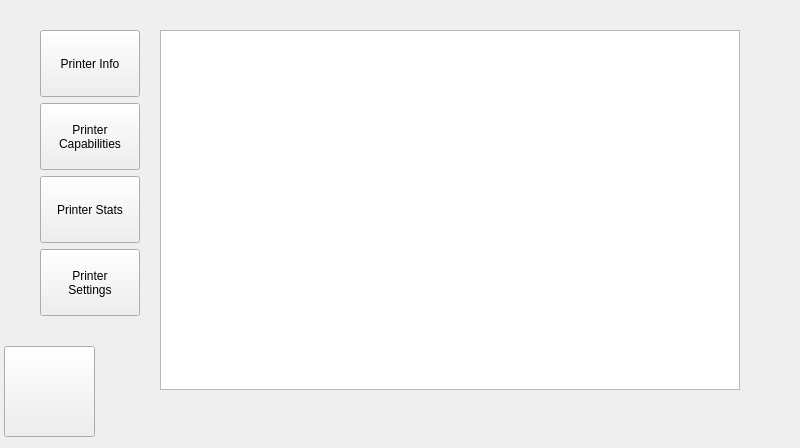
First picture: the form in ClientApp/qt/infopage_qt.ui, repository re3Dprinting/touchscreen, before the edit.
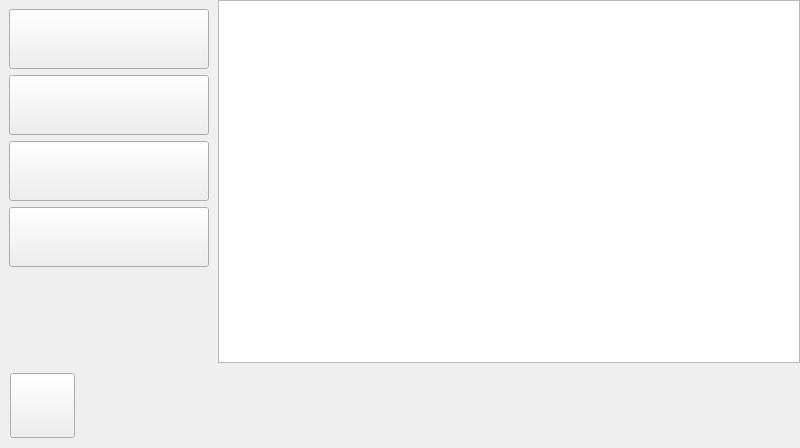
Second picture: the form after the edit. Icons and pictures are not drawn.

Commit message: Styled Scroll Bar added to Settings Page Kinetic Scrolling added to tableview QSS Stylesheet commented Serial Page overhauled Duex Page overhauled Debug Page overhauled

```diff
--- a/ClientApp/qt/infopage_qt.ui
+++ b/ClientApp/qt/infopage_qt.ui
@@ -1,7 +1,7 @@
 <?xml version="1.0" encoding="UTF-8"?>
 <ui version="4.0">
  <class>InfoPage</class>
- <widget class="QDialog" name="InfoPage">
+ <widget class="QWidget" name="InfoPage">
   <property name="geometry">
    <rect>
     <x>0</x>
@@ -19,70 +19,10 @@
   <property name="windowTitle">
    <string>ControlWindow</string>
   </property>
-  <widget class="QPushButton" name="Back">
-   <property name="geometry">
-    <rect>
-     <x>4</x>
-     <y>346</y>
-     <width>91</width>
-     <height>91</height>
-    </rect>
+  <layout class="QVBoxLayout" name="verticalLayout">
+   <property name="spacing">
+    <number>0</number>
    </property>
-   <property name="maximumSize">
-    <size>
-     <width>100</width>
-     <height>100</height>
-    </size>
-   </property>
-   <property name="focusPolicy">
-    <enum>Qt::NoFocus</enum>
-   </property>
-   <property name="text">
-    <string/>
-   </property>
-   <property name="icon">
-    <iconset>
-     <normaloff>img/back.png</normaloff>img/back.png</iconset>
-   </property>
-   <property name="iconSize">
-    <size>
-     <width>100</width>
-     <height>100</height>
-    </size>
-   </property>
-  </widget>
-  <widget class="QTextEdit" name="w_message_text">
-   <property name="geometry">
-    <rect>
-     <x>160</x>
-     <y>30</y>
-     <width>580</width>
-     <height>360</height>
-    </rect>
-   </property>
-   <property name="sizePolicy">
-    <sizepolicy hsizetype="Fixed" vsizetype="Expanding">
-     <horstretch>0</horstretch>
-     <verstretch>0</verstretch>
-    </sizepolicy>
-   </property>
-   <property name="maximumSize">
-    <size>
-     <width>115200</width>
-     <height>1000</height>
-    </size>
-   </property>
-  </widget>
-  <widget class="QWidget" name="widget" native="true">
-   <property name="geometry">
-    <rect>
-     <x>40</x>
-     <y>30</y>
-     <width>112</width>
-     <height>286</height>
-    </rect>
-   </property>
-   <layout class="QVBoxLayout" name="verticalLayout_2">
     <property name="leftMargin">
      <number>0</number>
     </property>
@@ -94,75 +34,284 @@
     </property>
     <property name="bottomMargin">
      <number>0</number>
+   </property>
+   <item>
+    <layout class="QHBoxLayout" name="horizontalLayout">
+     <item>
+      <widget class="QWidget" name="LeftBar" native="true">
+       <layout class="QVBoxLayout" name="verticalLayout_7">
+        <property name="spacing">
+         <number>6</number>
+        </property>
+        <property name="bottomMargin">
+         <number>9</number>
     </property>
     <item>
      <widget class="QPushButton" name="w_pushbutton_info">
+          <property name="sizePolicy">
+           <sizepolicy hsizetype="Preferred" vsizetype="Maximum">
+            <horstretch>0</horstretch>
+            <verstretch>0</verstretch>
+           </sizepolicy>
+          </property>
+          <property name="minimumSize">
+           <size>
+            <width>160</width>
+            <height>60</height>
+           </size>
+          </property>
       <property name="maximumSize">
        <size>
-        <width>100</width>
-        <height>100</height>
-       </size>
-      </property>
-      <property name="focusPolicy">
-       <enum>Qt::NoFocus</enum>
-      </property>
+            <width>16777215</width>
+            <height>16777215</height>
+           </size>
+          </property>
       <property name="text">
-       <string>Printer Info</string>
+           <string/>
+          </property>
+          <property name="icon">
+           <iconset resource="img.qrc">
+            <normaloff>:/img/img/Gigabot.png</normaloff>:/img/img/Gigabot.png</iconset>
+          </property>
+          <property name="iconSize">
+           <size>
+            <width>160</width>
+            <height>40</height>
+           </size>
       </property>
      </widget>
     </item>
     <item>
      <widget class="QPushButton" name="w_pushbutton_capabilities">
+          <property name="sizePolicy">
+           <sizepolicy hsizetype="Preferred" vsizetype="Maximum">
+            <horstretch>0</horstretch>
+            <verstretch>0</verstretch>
+           </sizepolicy>
+          </property>
+          <property name="minimumSize">
+           <size>
+            <width>160</width>
+            <height>60</height>
+           </size>
+          </property>
       <property name="maximumSize">
        <size>
-        <width>100</width>
-        <height>100</height>
-       </size>
-      </property>
-      <property name="focusPolicy">
-       <enum>Qt::NoFocus</enum>
-      </property>
+            <width>16777215</width>
+            <height>16777215</height>
+           </size>
+          </property>
       <property name="text">
-       <string>Printer
-Capabilities</string>
+           <string/>
+          </property>
+          <property name="icon">
+           <iconset resource="img.qrc">
+            <normaloff>:/img/img/Capabilities.png</normaloff>:/img/img/Capabilities.png</iconset>
+          </property>
+          <property name="iconSize">
+           <size>
+            <width>160</width>
+            <height>40</height>
+           </size>
       </property>
      </widget>
     </item>
     <item>
      <widget class="QPushButton" name="w_pushbutton_stats">
+          <property name="sizePolicy">
+           <sizepolicy hsizetype="Preferred" vsizetype="Maximum">
+            <horstretch>0</horstretch>
+            <verstretch>0</verstretch>
+           </sizepolicy>
+          </property>
+          <property name="minimumSize">
+           <size>
+            <width>160</width>
+            <height>60</height>
+           </size>
+          </property>
       <property name="maximumSize">
        <size>
-        <width>100</width>
-        <height>100</height>
-       </size>
-      </property>
-      <property name="focusPolicy">
-       <enum>Qt::NoFocus</enum>
-      </property>
+            <width>16777215</width>
+            <height>16777215</height>
+           </size>
+          </property>
       <property name="text">
-       <string>Printer Stats</string>
+           <string/>
+          </property>
+          <property name="icon">
+           <iconset resource="img.qrc">
+            <normaloff>:/img/img/Stats.png</normaloff>:/img/img/Stats.png</iconset>
+          </property>
+          <property name="iconSize">
+           <size>
+            <width>160</width>
+            <height>40</height>
+           </size>
       </property>
      </widget>
     </item>
     <item>
      <widget class="QPushButton" name="w_pushbutton_settings">
+          <property name="sizePolicy">
+           <sizepolicy hsizetype="Preferred" vsizetype="Maximum">
+            <horstretch>0</horstretch>
+            <verstretch>0</verstretch>
+           </sizepolicy>
+          </property>
+          <property name="minimumSize">
+           <size>
+            <width>160</width>
+            <height>60</height>
+           </size>
+          </property>
       <property name="maximumSize">
        <size>
-        <width>100</width>
-        <height>100</height>
+            <width>16777215</width>
+            <height>16777215</height>
+           </size>
+          </property>
+          <property name="text">
+           <string/>
+          </property>
+          <property name="icon">
+           <iconset resource="img.qrc">
+            <normaloff>:/img/img/Settings.png</normaloff>:/img/img/Settings.png</iconset>
+          </property>
+          <property name="iconSize">
+           <size>
+            <width>160</width>
+            <height>40</height>
+           </size>
+          </property>
+         </widget>
+        </item>
+        <item>
+         <spacer name="verticalSpacer_2">
+          <property name="orientation">
+           <enum>Qt::Vertical</enum>
+          </property>
+          <property name="sizeHint" stdset="0">
+           <size>
+            <width>20</width>
+            <height>40</height>
+           </size>
+          </property>
+         </spacer>
+        </item>
+        <item>
+         <spacer name="horizontalSpacer_3">
+          <property name="orientation">
+           <enum>Qt::Horizontal</enum>
+          </property>
+          <property name="sizeType">
+           <enum>QSizePolicy::Fixed</enum>
+          </property>
+          <property name="sizeHint" stdset="0">
+           <size>
+            <width>200</width>
+            <height>20</height>
+           </size>
+          </property>
+         </spacer>
+        </item>
+       </layout>
+      </widget>
+     </item>
+     <item>
+      <widget class="QTextEdit" name="w_message_text">
+       <property name="sizePolicy">
+        <sizepolicy hsizetype="Expanding" vsizetype="Expanding">
+         <horstretch>0</horstretch>
+         <verstretch>0</verstretch>
+        </sizepolicy>
+       </property>
+       <property name="maximumSize">
+        <size>
+         <width>115200</width>
+         <height>1000</height>
+        </size>
+       </property>
+      </widget>
+     </item>
+    </layout>
+   </item>
+   <item>
+    <widget class="QWidget" name="BottomBar" native="true">
+     <layout class="QHBoxLayout" name="horizontalLayout_2">
+      <property name="spacing">
+       <number>0</number>
+      </property>
+      <property name="leftMargin">
+       <number>10</number>
+      </property>
+      <property name="topMargin">
+       <number>10</number>
+      </property>
+      <property name="rightMargin">
+       <number>10</number>
+      </property>
+      <property name="bottomMargin">
+       <number>10</number>
+      </property>
+      <item>
+       <widget class="QPushButton" name="Back">
+        <property name="sizePolicy">
+         <sizepolicy hsizetype="Maximum" vsizetype="Maximum">
+          <horstretch>0</horstretch>
+          <verstretch>0</verstretch>
+         </sizepolicy>
+        </property>
+        <property name="minimumSize">
+         <size>
+          <width>65</width>
+          <height>65</height>
+         </size>
+        </property>
+        <property name="maximumSize">
+         <size>
+          <width>16777215</width>
+          <height>16777215</height>
        </size>
       </property>
       <property name="focusPolicy">
        <enum>Qt::NoFocus</enum>
       </property>
       <property name="text">
-       <string>Printer
-Settings</string>
-      </property>
-     </widget>
-    </item>
-   </layout>
-  </widget>
+         <string/>
+        </property>
+        <property name="icon">
+         <iconset resource="img.qrc">
+          <normaloff>:/img/img/Small_arrow.png</normaloff>:/img/img/Small_arrow.png</iconset>
+        </property>
+        <property name="iconSize">
+         <size>
+          <width>55</width>
+          <height>55</height>
+         </size>
+        </property>
+       </widget>
+      </item>
+      <item>
+       <spacer name="horizontalSpacer">
+        <property name="orientation">
+         <enum>Qt::Horizontal</enum>
+        </property>
+        <property name="sizeType">
+         <enum>QSizePolicy::Expanding</enum>
+        </property>
+        <property name="sizeHint" stdset="0">
+         <size>
+          <width>282</width>
+          <height>40</height>
+         </size>
+        </property>
+       </spacer>
+      </item>
+     </layout>
+    </widget>
+   </item>
+  </layout>
  </widget>
   <resources>
   <include location="img.qrc"/>
```
Lines whose indentation alone changed are shown as unchanged. The commit also changes 30 other files.
